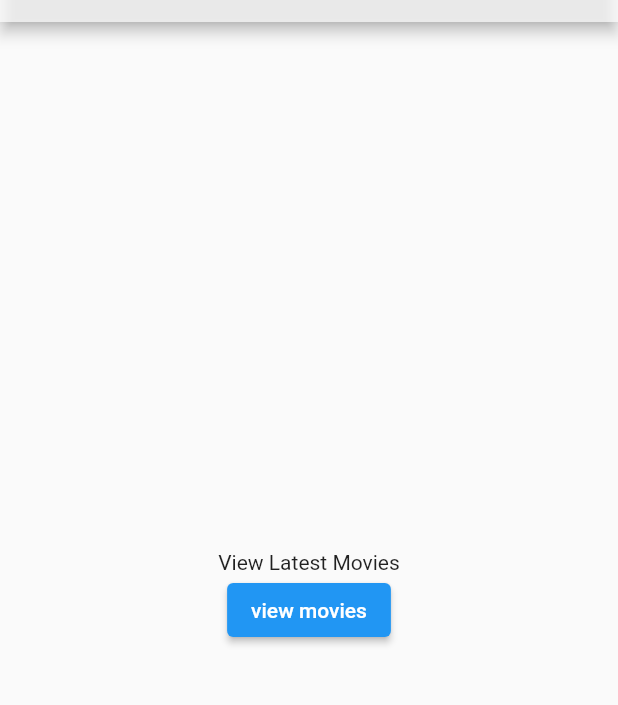
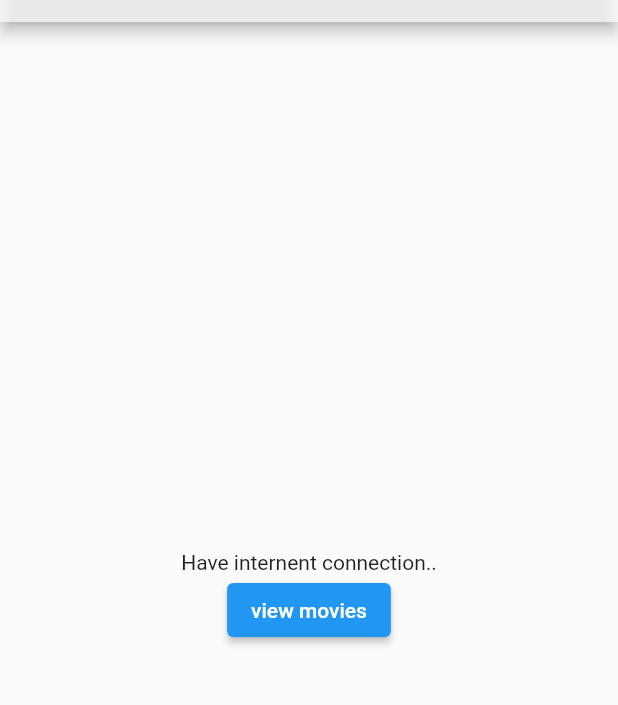
Before and after one commit to samwellucas610/movie-ads, a Flutter app: the screen it shows after launch, on a phone screen of 412 x 824 dp, the part 62-767 px from its top. Run offline on Flutter 3.47's test engine with Material 2 defaults, Android fonts, the phone set to English and light mode, and no system bars.

```diff
--- a/lib/main.dart
+++ b/lib/main.dart
@@ -1,3 +1,4 @@
+
 import 'package:flutter/material.dart';
 
 import 'pages/productspage.dart';
@@ -46,7 +47,7 @@ class _MyHomePageState extends State<MyHomePage> {
           mainAxisAlignment: MainAxisAlignment.center,
           children: <Widget>[
             Text(
-              'View Latest Movies',
+              'Have internent connection..',
             ),
             ElevatedButton(
               child:Text("view movies"),
```
Also changed, not shown: 1 other file.
